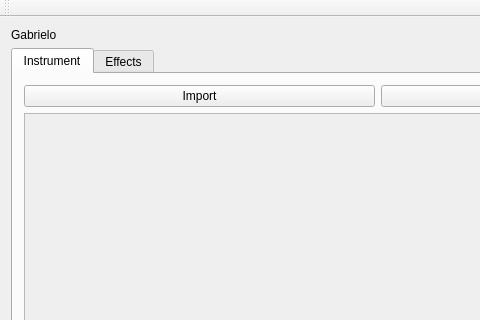
Before: the Qt Designer form src/qt/MainWindow.ui in chuckfairy/Orzabal, drawn with Qt 5; both pictures show x 0 to 480 and y 0 to 320 of the 756 by 535 pixel window.
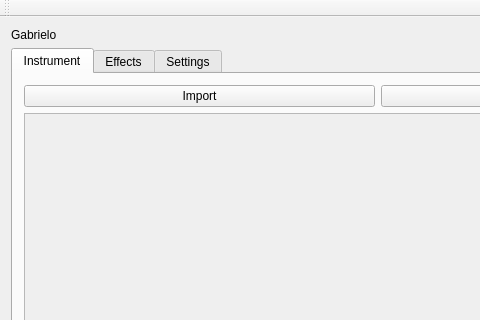
After: the same form once the commit is applied. The open tabs and pages were chosen to show the change.

Patch:
```diff
--- a/src/qt/MainWindow.ui
+++ b/src/qt/MainWindow.ui
@@ -136,7 +136,11 @@
         </item>
 
        </layout>
-
+      </widget>
+      <widget class="QWidget" name="tab_2">
+       <attribute name="title">
+        <string>Settings</string>
+       </attribute>
       </widget>
      </widget>
     </item>
```
Left out of the diff: 13 changed lines with no effect on the pictures.
